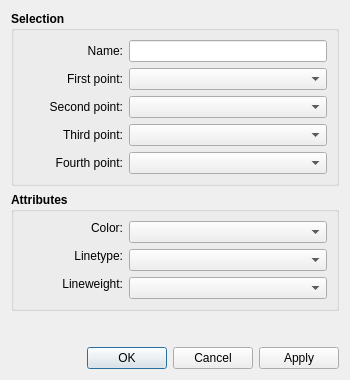
Before: the Qt Designer form src/libs/vtools/dialogs/tools/dialogcubicbezier.ui in FashionFreedom/Seamly2D, drawn with Qt 5.
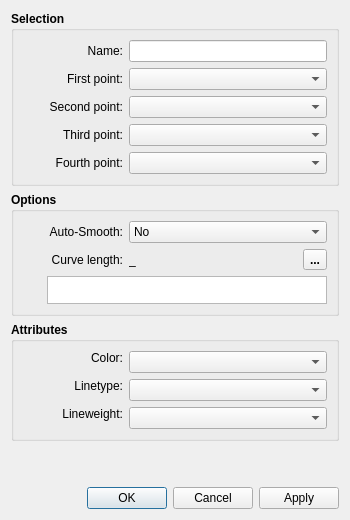
After: the same form once the commit is applied. Icons and pictures are not drawn. Custom widgets are drawn as their Qt base class.

Commit message: feat: add Auto-Smooth and Curve Length UI to curve dialogs and property editor

```diff
--- a/src/libs/vtools/dialogs/tools/dialogcubicbezier.ui
+++ b/src/libs/vtools/dialogs/tools/dialogcubicbezier.ui
@@ -7,7 +7,7 @@
     <x>0</x>
     <y>0</y>
     <width>350</width>
-    <height>380</height>
+    <height>520</height>
    </rect>
   </property>
   <property name="minimumSize">
@@ -275,6 +275,209 @@
      </layout>
     </widget>
    </item>
+   <item>
+    <widget class="QGroupBox" name="options_GroupBox">
+     <property name="font">
+      <font>
+       <pointsize>9</pointsize>
+       <bold>true</bold>
+      </font>
+     </property>
+     <property name="title">
+      <string>Options</string>
+     </property>
+     <layout class="QVBoxLayout" name="verticalLayout_opts">
+      <item>
+       <layout class="QHBoxLayout" name="hLayoutAutoSmooth">
+        <item>
+         <widget class="QLabel" name="labelAutoSmooth">
+          <property name="minimumSize">
+           <size>
+            <width>100</width>
+            <height>0</height>
+           </size>
+          </property>
+          <property name="font">
+           <font>
+            <pointsize>9</pointsize>
+            <bold>false</bold>
+           </font>
+          </property>
+          <property name="text">
+           <string>Auto-Smooth:</string>
+          </property>
+          <property name="alignment">
+           <set>Qt::AlignRight|Qt::AlignTrailing|Qt::AlignVCenter</set>
+          </property>
+         </widget>
+        </item>
+        <item>
+         <widget class="QComboBox" name="comboBoxAutoSmooth">
+          <property name="sizePolicy">
+           <sizepolicy hsizetype="Expanding" vsizetype="Fixed">
+            <horstretch>0</horstretch>
+            <verstretch>0</verstretch>
+           </sizepolicy>
+          </property>
+          <property name="font">
+           <font>
+            <pointsize>9</pointsize>
+            <bold>false</bold>
+           </font>
+          </property>
+          <item>
+           <property name="text">
+            <string>No</string>
+           </property>
+          </item>
+          <item>
+           <property name="text">
+            <string>Yes</string>
+           </property>
+          </item>
+         </widget>
+        </item>
+       </layout>
+      </item>
+      <item>
+       <layout class="QHBoxLayout" name="hLayoutCurveLenLabel">
+        <item>
+         <widget class="QLabel" name="labelEditCurveLength">
+          <property name="minimumSize">
+           <size>
+            <width>100</width>
+            <height>0</height>
+           </size>
+          </property>
+          <property name="font">
+           <font>
+            <pointsize>9</pointsize>
+            <bold>false</bold>
+           </font>
+          </property>
+          <property name="text">
+           <string>Curve length:</string>
+          </property>
+          <property name="alignment">
+           <set>Qt::AlignRight|Qt::AlignTrailing|Qt::AlignVCenter</set>
+          </property>
+         </widget>
+        </item>
+        <item>
+         <widget class="QLabel" name="labelResultCurveLength">
+          <property name="minimumSize">
+           <size>
+            <width>85</width>
+            <height>0</height>
+           </size>
+          </property>
+          <property name="font">
+           <font>
+            <pointsize>9</pointsize>
+            <bold>false</bold>
+           </font>
+          </property>
+          <property name="text">
+           <string notr="true">_</string>
+          </property>
+         </widget>
+        </item>
+        <item>
+         <spacer name="hSpacerCurveLen">
+          <property name="orientation">
+           <enum>Qt::Horizontal</enum>
+          </property>
+          <property name="sizeHint" stdset="0">
+           <size>
+            <width>10</width>
+            <height>20</height>
+           </size>
+          </property>
+         </spacer>
+        </item>
+        <item>
+         <widget class="QToolButton" name="toolButtonExprCurveLength">
+          <property name="toolTip">
+           <string>Formula wizard</string>
+          </property>
+          <property name="text">
+           <string notr="true">...</string>
+          </property>
+          <property name="icon">
+           <iconset resource="../../../vmisc/share/resources/icon.qrc">
+            <normaloff>:/icon/24x24/fx.png</normaloff>:/icon/24x24/fx.png</iconset>
+          </property>
+          <property name="iconSize">
+           <size>
+            <width>24</width>
+            <height>24</height>
+           </size>
+          </property>
+         </widget>
+        </item>
+       </layout>
+      </item>
+      <item>
+       <layout class="QHBoxLayout" name="hLayoutCurveLenEdit">
+        <item>
+         <widget class="QPushButton" name="pushButtonGrowCurveLength">
+          <property name="maximumSize">
+           <size>
+            <width>18</width>
+            <height>18</height>
+           </size>
+          </property>
+          <property name="text">
+           <string notr="true"/>
+          </property>
+          <property name="icon">
+           <iconset theme="go-down">
+            <normaloff>.</normaloff>.</iconset>
+          </property>
+          <property name="iconSize">
+           <size>
+            <width>16</width>
+            <height>16</height>
+           </size>
+          </property>
+          <property name="flat">
+           <bool>true</bool>
+          </property>
+         </widget>
+        </item>
+        <item>
+         <widget class="QPlainTextEdit" name="plainTextEditCurveLength">
+          <property name="sizePolicy">
+           <sizepolicy hsizetype="Expanding" vsizetype="Preferred">
+            <horstretch>0</horstretch>
+            <verstretch>0</verstretch>
+           </sizepolicy>
+          </property>
+          <property name="maximumSize">
+           <size>
+            <width>16777215</width>
+            <height>28</height>
+           </size>
+          </property>
+          <property name="font">
+           <font>
+            <pointsize>9</pointsize>
+            <bold>false</bold>
+           </font>
+          </property>
+          <property name="tabChangesFocus">
+           <bool>true</bool>
+          </property>
+          <property name="toolTip">
+           <string>Curve arc length formula (applied if filled)</string>
+          </property>
+         </widget>
+        </item>
+       </layout>
+      </item>
+     </layout>
+    </widget>
+   </item>
    <item>
     <widget class="QGroupBox" name="attributes_GroupBox_2">
      <property name="sizePolicy">
```
The commit also changes 9 other files.
